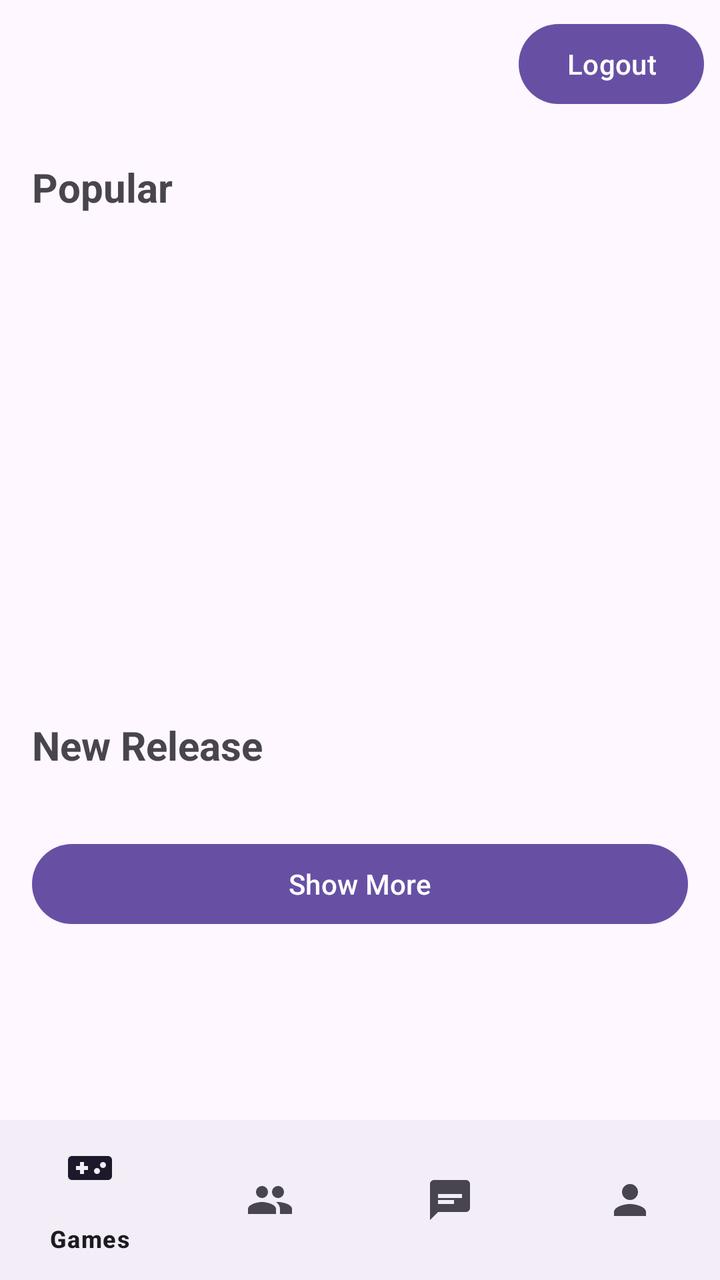
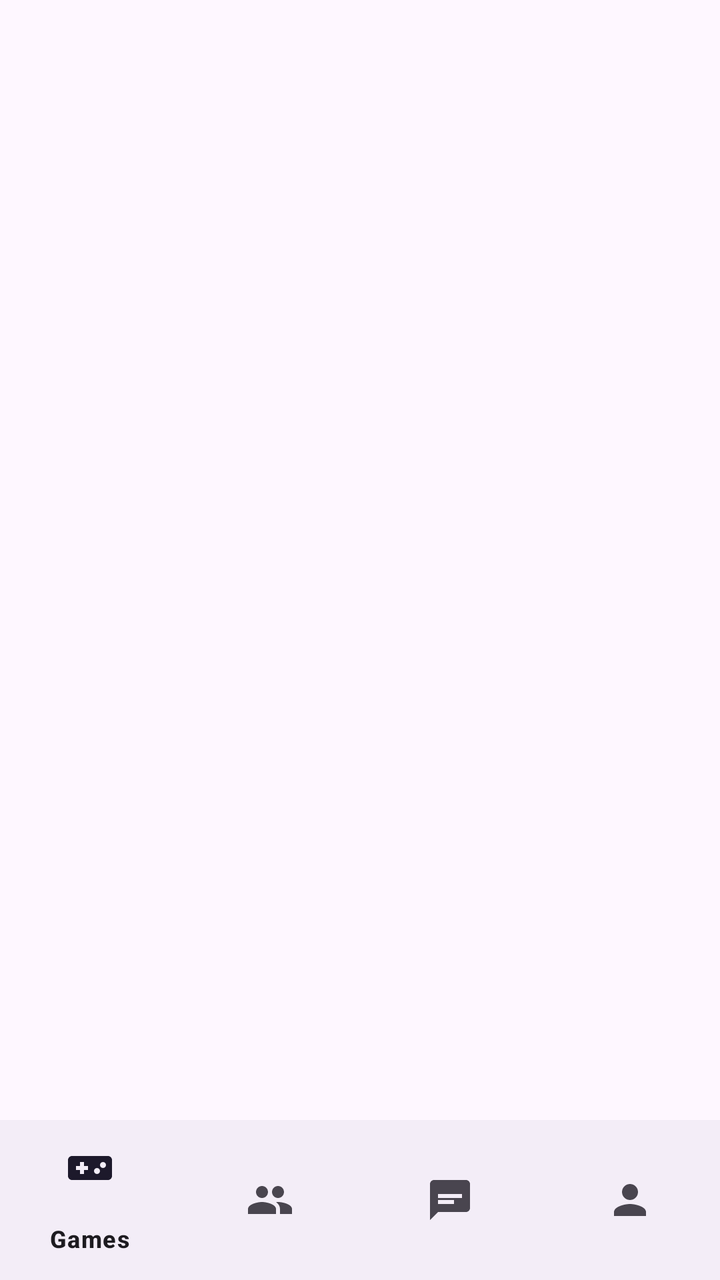

Screens rendered from an Android XML layout before and after an edit, with the pre-edit source and the edit as a unified diff.
<!-- AndroidManifest.xml: activity theme Theme.GameHub -->
<!-- res/layout/activity_main.xml -->
<?xml version="1.0" encoding="utf-8"?>
<LinearLayout xmlns:android="http://schemas.android.com/apk/res/android"
    xmlns:app="http://schemas.android.com/apk/res-auto"
    android:layout_width="match_parent"
    android:layout_height="match_parent"
    android:orientation="vertical">

    <ScrollView
        android:layout_width="match_parent"
        android:layout_height="0dp"
        android:layout_weight="1">

        <LinearLayout
            android:layout_width="match_parent"
            android:layout_height="wrap_content"
            android:orientation="vertical">

            <Button
                android:id="@+id/buttonLogout"
                android:layout_width="wrap_content"
                android:layout_height="wrap_content"
                android:text="Logout"
                android:layout_gravity="end"
                android:layout_margin="8dp" />

            <TextView
                android:layout_width="wrap_content"
                android:layout_height="wrap_content"
                android:text="Popular"
                android:textSize="20sp"
                android:textStyle="bold"
                android:layout_margin="16dp" />

            <androidx.recyclerview.widget.RecyclerView
                android:id="@+id/recyclerPopular"
                android:layout_width="match_parent"
                android:layout_height="220dp"
                android:paddingStart="16dp" />

            <TextView
                android:layout_width="wrap_content"
                android:layout_height="wrap_content"
                android:text="New Release"
                android:textSize="20sp"
                android:textStyle="bold"
                android:layout_margin="16dp" />

            <LinearLayout
                android:id="@+id/containerNewRelease"
                android:layout_width="match_parent"
                android:layout_height="wrap_content"
                android:orientation="vertical" />

            <Button
                android:id="@+id/buttonShowMore"
                android:layout_width="match_parent"
                android:layout_height="wrap_content"
                android:text="Show More"
                android:layout_margin="16dp" />

        </LinearLayout>

    </ScrollView>

    <com.google.android.material.bottomnavigation.BottomNavigationView
        android:id="@+id/bottomNav"
        android:layout_width="match_parent"
        android:layout_height="wrap_content"
        app:menu="@menu/bottom_nav_menu" />

</LinearLayout>
<!-- resources referenced by this layout -->
<resources>
  <style name="Theme.GameHub" parent="Theme.Material3.DayNight.NoActionBar" />
</resources>

<!-- the commit's change to res/layout/activity_main.xml (unified diff, before → after) -->
@@ -5,62 +5,11 @@
     android:layout_height="match_parent"
     android:orientation="vertical">
 
-    <ScrollView
+    <FrameLayout
+        android:id="@+id/fragmentContainer"
         android:layout_width="match_parent"
         android:layout_height="0dp"
-        android:layout_weight="1">
-
-        <LinearLayout
-            android:layout_width="match_parent"
-            android:layout_height="wrap_content"
-            android:orientation="vertical">
-
-            <Button
-                android:id="@+id/buttonLogout"
-                android:layout_width="wrap_content"
-                android:layout_height="wrap_content"
-                android:text="Logout"
-                android:layout_gravity="end"
-                android:layout_margin="8dp" />
-
-            <TextView
-                android:layout_width="wrap_content"
-                android:layout_height="wrap_content"
-                android:text="Popular"
-                android:textSize="20sp"
-                android:textStyle="bold"
-                android:layout_margin="16dp" />
-
-            <androidx.recyclerview.widget.RecyclerView
-                android:id="@+id/recyclerPopular"
-                android:layout_width="match_parent"
-                android:layout_height="220dp"
-                android:paddingStart="16dp" />
-
-            <TextView
-                android:layout_width="wrap_content"
-                android:layout_height="wrap_content"
-                android:text="New Release"
-                android:textSize="20sp"
-                android:textStyle="bold"
-                android:layout_margin="16dp" />
-
-            <LinearLayout
-                android:id="@+id/containerNewRelease"
-                android:layout_width="match_parent"
-                android:layout_height="wrap_content"
-                android:orientation="vertical" />
-
-            <Button
-                android:id="@+id/buttonShowMore"
-                android:layout_width="match_parent"
-                android:layout_height="wrap_content"
-                android:text="Show More"
-                android:layout_margin="16dp" />
-
-        </LinearLayout>
-
-    </ScrollView>
+        android:layout_weight="1" />
 
     <com.google.android.material.bottomnavigation.BottomNavigationView
         android:id="@+id/bottomNav"
